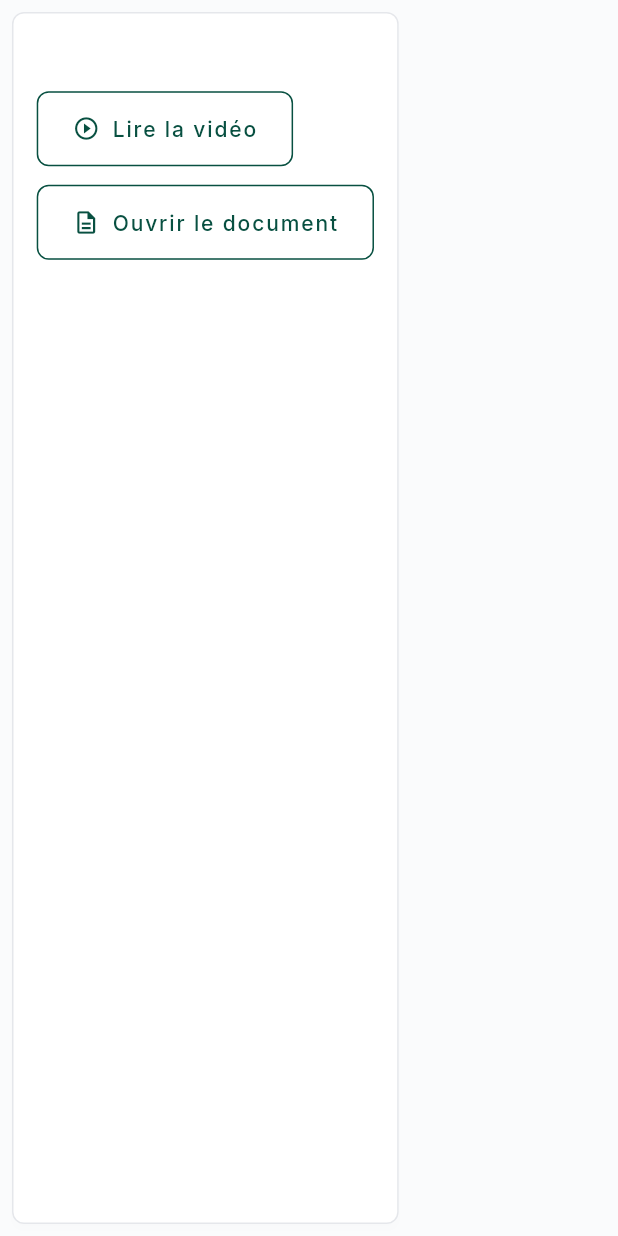
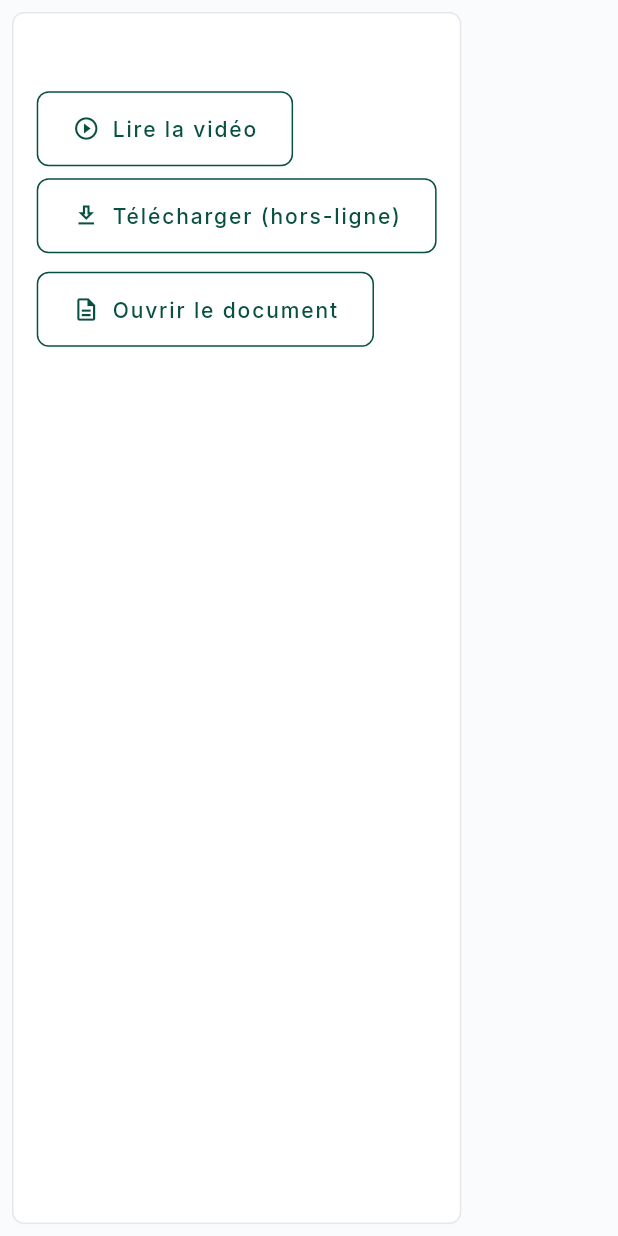
Before and after one commit to Anju-codermad/AkoraHub-app, a Flutter app: the _ModuleCard widget shown alone on an empty page, opened directly with empty values, on a phone screen of 412 x 824 dp. Run offline on Flutter 3.47's test engine with Material 3 defaults, Android fonts, the phone set to English and light mode, and no system bars; our stand-ins replace app_links, audioplayers, cached_network_image, connectivity_plus, dio, file_picker and 23 more; missing offline and left inert: agora_rtc_engine, mobile_scanner, record, screen_protector; accounts and stored records are empty.

Commit message:
feat: téléchargement hors-ligne des vidéos de formation (sandboxé dans l'app)
Ajoute un bouton "Télécharger (hors-ligne)" par module vidéo : le
fichier est enregistré dans le dossier privé de l'application, jamais
dans la Galerie ni un dossier Téléchargements partagé — consultable
hors connexion, mais toujours inaccessible aux autres apps et
impossible à partager comme un fichier normal. Lecture automatique
depuis la copie locale une fois téléchargée.

Co-Authored-By: Claude Sonnet 5 <noreply@anthropic.com>
Claude-Session: https://claude.ai/code/session_01MsZEpdoRZH4Qopd3mYijHi

```diff
--- a/lib/presentation/client_home/formation/course_content_screen.dart
+++ b/lib/presentation/client_home/formation/course_content_screen.dart
@@ -1,4 +1,8 @@
+import 'dart:io';
+
+import 'package:dio/dio.dart';
 import 'package:flutter/material.dart';
+import 'package:path_provider/path_provider.dart';
 import 'package:screen_protector/screen_protector.dart';
 import 'package:sizer/sizer.dart';
 import 'package:url_launcher/url_launcher.dart';
@@ -16,6 +20,14 @@ import '../../../core/formation/course_purchases_repo.dart';
 /// n'empêche de filmer l'écran avec un second appareil physique (la
 /// "faille analogique") — aucune plateforme au monde ne peut s'en
 /// protéger techniquement.
+///
+/// Téléchargement hors-ligne (28/10, demande explicite "télécharger mais
+/// la vidéo reste dans l'app") : `_ModuleCardState._downloadVideo()`
+/// enregistre la vidéo dans le dossier privé de l'application
+/// (`getApplicationDocumentsDirectory()`), jamais dans la Galerie ni un
+/// dossier Téléchargements partagé — invisible et inaccessible aux autres
+/// apps, donc consultable hors-ligne sans jamais pouvoir être partagée
+/// comme un fichier normal.
 class CourseContentScreen extends StatefulWidget {
   final String courseId;
   final String courseTitle;
@@ -118,17 +130,87 @@ class _ModuleCard extends StatefulWidget {
 class _ModuleCardState extends State<_ModuleCard> {
   VideoPlayerController? _videoController;
   bool _isVideoInitializing = false;
+  File? _localVideoFile;
+  bool _isDownloading = false;
+  double _downloadProgress = 0;
 
   String? get _videoUrl => widget.module['video_url'] as String?;
   String? get _documentUrl => widget.module['document_url'] as String?;
   String? get _contentText => widget.module['content_text'] as String?;
+  String get _moduleId => widget.module['id'].toString();
   List<String> get _photoUrls => List<String>.from(
       ((widget.module['photo_urls'] as List?) ?? []).map((e) => e.toString()));
+
+  @override
+  void initState() {
+    super.initState();
+    _checkLocalFile();
+  }
+
+  /// Téléchargement hors-ligne (28/10, demande explicite) : la vidéo est
+  /// enregistrée dans le dossier privé de l'app (jamais dans la Galerie
+  /// ni un dossier Téléchargements partagé — invisible et inaccessible
+  /// aux autres apps), donc "téléchargeable" sans jamais quitter l'app ni
+  /// pouvoir être partagée comme un fichier normal.
+  Future<File> _localVideoPath() async {
+    final dir = await getApplicationDocumentsDirectory();
+    final folder = Directory('${dir.path}/formation_videos');
+    if (!await folder.exists()) await folder.create(recursive: true);
+    return File('${folder.path}/$_moduleId.mp4');
+  }
+
+  Future<void> _checkLocalFile() async {
+    final file = await _localVideoPath();
+    if (await file.exists() && await file.length() > 0) {
+      if (!mounted) return;
+      setState(() => _localVideoFile = file);
+    }
+  }
+
+  Future<void> _downloadVideo() async {
+    if (_videoUrl == null) return;
+    setState(() {
+      _isDownloading = true;
+      _downloadProgress = 0;
+    });
+    final file = await _localVideoPath();
+    try {
+      await Dio().download(
+        _videoUrl!,
+        file.path,
+        onReceiveProgress: (received, total) {
+          if (total > 0 && mounted) {
+            setState(() => _downloadProgress = received / total);
+          }
+        },
+      );
+      if (!mounted) return;
+      setState(() {
+        _localVideoFile = file;
+        _isDownloading = false;
+      });
+    } catch (_) {
+      if (await file.exists()) await file.delete();
+      if (!mounted) return;
+      setState(() => _isDownloading = false);
+      ScaffoldMessenger.of(context).showSnackBar(const SnackBar(
+          content: Text('Échec du téléchargement — réessayez.')));
+    }
+  }
+
+  Future<void> _removeDownload() async {
+    final file = await _localVideoPath();
+    if (await file.exists()) await file.delete();
+    if (!mounted) return;
+    setState(() => _localVideoFile = null);
+  }
 
   Future<void> _initVideo() async {
     if (_videoUrl == null || _videoController != null) return;
     setState(() => _isVideoInitializing = true);
-    final controller = VideoPlayerController.networkUrl(Uri.parse(_videoUrl!));
+    final controller = _localVideoFile != null
+        ? VideoPlayerController.file(_localVideoFile!)
+        : VideoPlayerController.networkUrl(Uri.parse(_videoUrl!));
     try {
       await controller.initialize();
       if (!mounted) return;
@@ -176,6 +258,11 @@ class _ModuleCardState extends State<_ModuleCard> {
                   child: VideoPlayer(_videoController!),
                 )
               else
+                Wrap(
+                  spacing: 8,
+                  runSpacing: 8,
+                  crossAxisAlignment: WrapCrossAlignment.center,
+                  children: [
                     OutlinedButton.icon(
                       onPressed: _isVideoInitializing ? null : _initVideo,
                       icon: _isVideoInitializing
@@ -185,6 +272,32 @@ class _ModuleCardState extends State<_ModuleCard> {
                               child: CircularProgressIndicator(strokeWidth: 2))
                           : const Icon(Icons.play_circle_outline),
                       label: const Text('Lire la vidéo'),
+                    ),
+                    if (_localVideoFile != null)
+                      Chip(
+                        avatar: const Icon(Icons.offline_pin_outlined,
+                            size: 16),
+                        label: const Text('Disponible hors-ligne'),
+                        visualDensity: VisualDensity.compact,
+                        deleteIcon: const Icon(Icons.delete_outline, size: 16),
+                        onDeleted: _removeDownload,
+                      )
+                    else if (_isDownloading)
+                      SizedBox(
+                        width: 36.w,
+                        child: LinearProgressIndicator(
+                          value:
+                              _downloadProgress > 0 ? _downloadProgress : null,
+                          minHeight: 6,
+                        ),
+                      )
+                    else
+                      OutlinedButton.icon(
+                        onPressed: _downloadVideo,
+                        icon: const Icon(Icons.download_outlined, size: 18),
+                        label: const Text('Télécharger (hors-ligne)'),
+                      ),
+                  ],
                 ),
             ],
             if (_documentUrl != null) ...[
```
Lines whose indentation alone changed are shown as unchanged.
